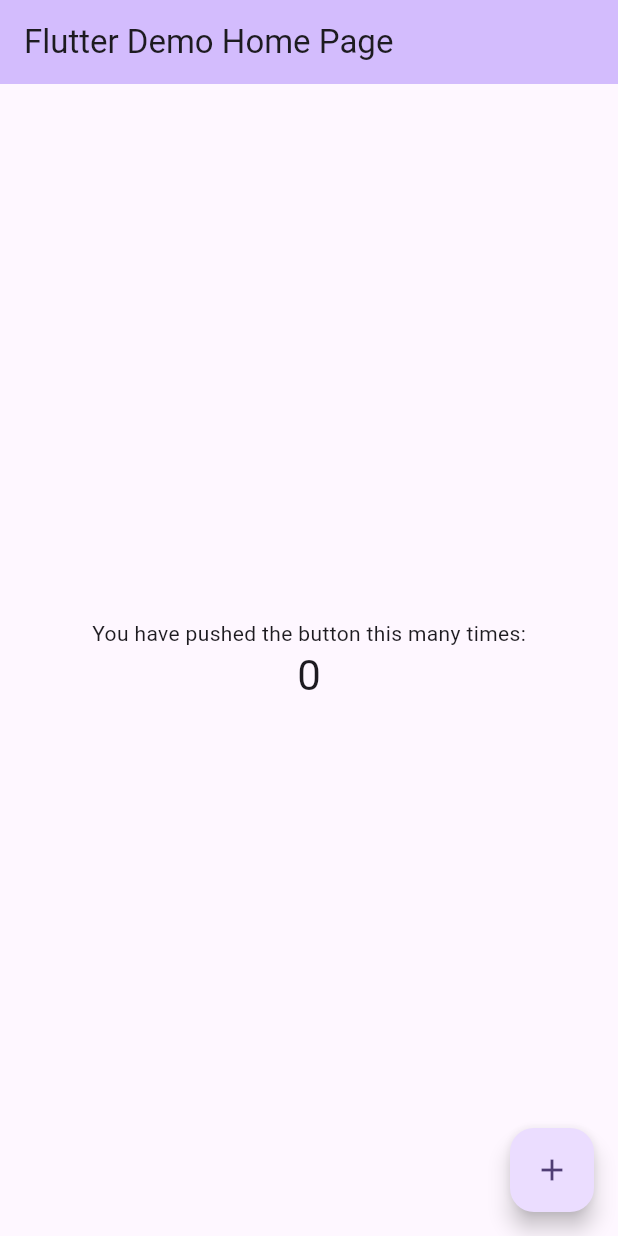
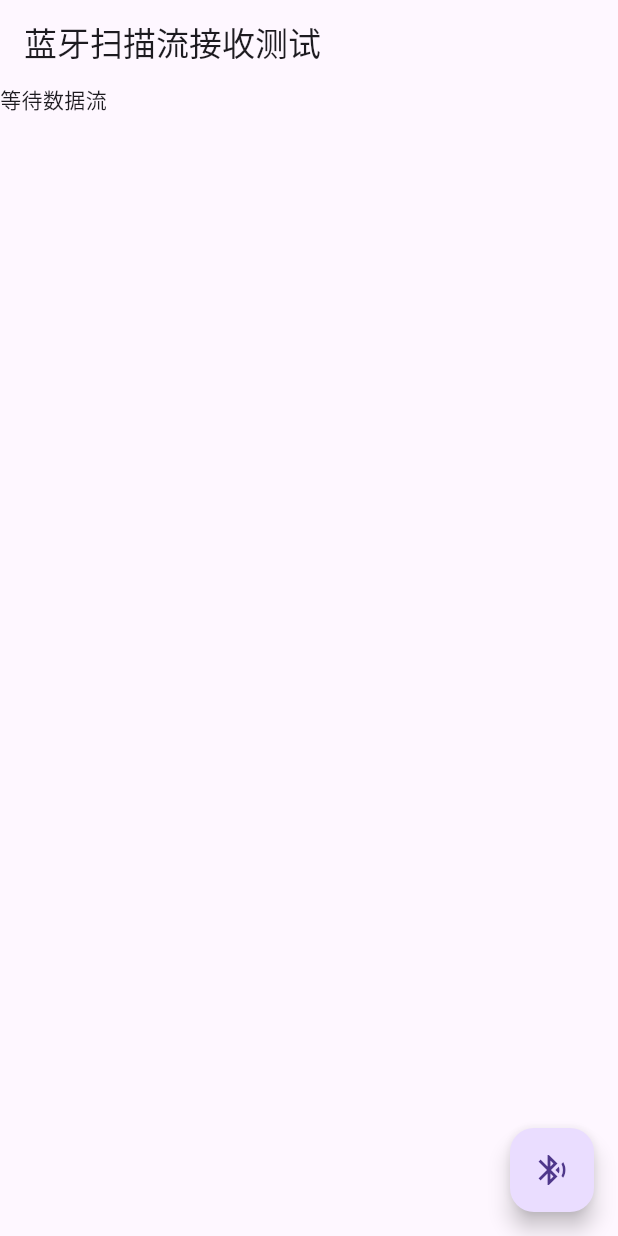
Before and after one commit to xiaoyuanzi22333/flutter_bluetooth, a Flutter app: the screen it shows after launch, on a phone screen of 412 x 824 dp. Run offline on Flutter 3.47's test engine with Material 3 defaults, Android fonts, the phone set to English and light mode, and no system bars; our stand-ins replace flutter_blue_plus.

Commit message:
add UI but cannot find BLE device

```diff
--- a/lib/main.dart
+++ b/lib/main.dart
@@ -1,125 +1,108 @@
+import 'dart:async';
 import 'package:flutter/material.dart';
+import 'package:flutter_blue_plus/flutter_blue_plus.dart';
 
-void main() {
+class BLE_Scanner {
+  //创建一个controller控制流
+  final _bleScanController = StreamController<ScanResult?>();
+
+  Future<void> startBleScan() async {
+    //把扫描结果添加到流里面
+    FlutterBluePlus.scanResults.listen((event) {
+      for (ScanResult element in event) {
+        _bleScanController.add(element);
+      }
+    });
+    await FlutterBluePlus.startScan(timeout: const Duration(seconds: 10));
+  }
+   //停止扫描接口
+  Future<void> stopBleScan() async {
+    await FlutterBluePlus.stopScan();
+  }
+
+  // 获取蓝牙扫描结果的 Stream,作为接口返回出去
+  Stream<ScanResult?> get bleScanStream => _bleScanController.stream;
+}
+
+
+void main(){
   runApp(const MyApp());
 }
+
 
 class MyApp extends StatelessWidget {
   const MyApp({super.key});
 
-  // This widget is the root of your application.
   @override
   Widget build(BuildContext context) {
     return MaterialApp(
-      title: 'Flutter Demo',
+      title: 'Flutter Blue Plus Demo',
       theme: ThemeData(
-        // This is the theme of your application.
-        //
-        // TRY THIS: Try running your application with "flutter run". You'll see
-        // the application has a purple toolbar. Then, without quitting the app,
-        // try changing the seedColor in the colorScheme below to Colors.green
-        // and then invoke "hot reload" (save your changes or press the "hot
-        // reload" button in a Flutter-supported IDE, or press "r" if you used
-        // the command line to start the app).
-        //
-        // Notice that the counter didn't reset back to zero; the application
-        // state is not lost during the reload. To reset the state, use hot
-        // restart instead.
-        //
-        // This works for code too, not just values: Most code changes can be
-        // tested with just a hot reload.
-        colorScheme: ColorScheme.fromSeed(seedColor: Colors.deepPurple),
-        useMaterial3: true,
+        primarySwatch: Colors.blue,
       ),
-      home: const MyHomePage(title: 'Flutter Demo Home Page'),
+      home: const bleScanTest(),
     );
   }
 }
 
-class MyHomePage extends StatefulWidget {
-  const MyHomePage({super.key, required this.title});
 
-  // This widget is the home page of your application. It is stateful, meaning
-  // that it has a State object (defined below) that contains fields that affect
-  // how it looks.
-
-  // This class is the configuration for the state. It holds the values (in this
-  // case the title) provided by the parent (in this case the App widget) and
-  // used by the build method of the State. Fields in a Widget subclass are
-  // always marked "final".
-
-  final String title;
+class bleScanTest extends StatefulWidget {
+  const bleScanTest({super.key});
 
   @override
-  State<MyHomePage> createState() => _MyHomePageState();
+  State<bleScanTest> createState() => _bleScanTestState();
 }
 
-class _MyHomePageState extends State<MyHomePage> {
-  int _counter = 0;
-
-  void _incrementCounter() {
-    setState(() {
-      // This call to setState tells the Flutter framework that something has
-      // changed in this State, which causes it to rerun the build method below
-      // so that the display can reflect the updated values. If we changed
-      // _counter without calling setState(), then the build method would not be
-      // called again, and so nothing would appear to happen.
-      _counter++;
-    });
-  }
+class _bleScanTestState extends State<bleScanTest> {
+  final bleScanner = BLE_Scanner();
+  List<ScanResult>? _scanResults;
 
   @override
   Widget build(BuildContext context) {
-    // This method is rerun every time setState is called, for instance as done
-    // by the _incrementCounter method above.
-    //
-    // The Flutter framework has been optimized to make rerunning build methods
-    // fast, so that you can just rebuild anything that needs updating rather
-    // than having to individually change instances of widgets.
     return Scaffold(
-      appBar: AppBar(
-        // TRY THIS: Try changing the color here to a specific color (to
-        // Colors.amber, perhaps?) and trigger a hot reload to see the AppBar
-        // change color while the other colors stay the same.
-        backgroundColor: Theme.of(context).colorScheme.inversePrimary,
-        // Here we take the value from the MyHomePage object that was created by
-        // the App.build method, and use it to set our appbar title.
-        title: Text(widget.title),
+      appBar: AppBar(title: const Text('蓝牙扫描流接收测试')),
+      body: StreamBuilder<ScanResult?>(
+        stream: bleScanner.bleScanStream,
+        builder: (BuildContext context, AsyncSnapshot<ScanResult?> snapshot) {
+          switch (snapshot.connectionState) {
+            case ConnectionState.none:
+              return const Text('没有数据流');
+            case ConnectionState.active:
+              if (snapshot.hasError) {
+                return Text('Active: 错误: ${snapshot.error}');
+              } else {
+                _scanResults ??= [];
+                 if (snapshot.data!.device.platformName.isNotEmpty) {
+                _scanResults!.add(snapshot.data!);
+                 }
+                 print(_scanResults);
+                return ListView.builder(
+                  itemCount: _scanResults?.length,
+                  itemBuilder: (BuildContext context, int index) {
+                    final scanResult = _scanResults![index];
+                    return ListTile(
+                      title: Text('设备名称: ${scanResult.device.platformName}'),
+                      subtitle: Text('设备ID: ${scanResult.device.remoteId}'),
+                      onTap: (){
+                        //连接逻辑,自己写
+                      },
+                    );
+                  },
+                );
+              }
+            case ConnectionState.waiting:
+              return const Text('等待数据流');
+            case ConnectionState.done:
+              return const Text('数据流已经关闭');
+          }
+        },
       ),
-      body: Center(
-        // Center is a layout widget. It takes a single child and positions it
-        // in the middle of the parent.
-        child: Column(
-          // Column is also a layout widget. It takes a list of children and
-          // arranges them vertically. By default, it sizes itself to fit its
-          // children horizontally, and tries to be as tall as its parent.
-          //
-          // Column has various properties to control how it sizes itself and
-          // how it positions its children. Here we use mainAxisAlignment to
-          // center the children vertically; the main axis here is the vertical
-          // axis because Columns are vertical (the cross axis would be
-          // horizontal).
-          //
-          // TRY THIS: Invoke "debug painting" (choose the "Toggle Debug Paint"
-          // action in the IDE, or press "p" in the console), to see the
-          // wireframe for each widget.
-          mainAxisAlignment: MainAxisAlignment.center,
-          children: <Widget>[
-            const Text(
-              'You have pushed the button this many times:',
-            ),
-            Text(
-              '$_counter',
-              style: Theme.of(context).textTheme.headlineMedium,
-            ),
-          ],
-        ),
-      ),
-      floatingActionButton: FloatingActionButton(
-        onPressed: _incrementCounter,
-        tooltip: 'Increment',
-        child: const Icon(Icons.add),
-      ), // This trailing comma makes auto-formatting nicer for build methods.
+      floatingActionButton: FloatingActionButton(onPressed: () async {
+        if (_scanResults != null) {
+          _scanResults!.clear();
+        }
+        bleScanner.startBleScan();
+      },child: const Icon(Icons.bluetooth_searching)),
     );
   }
 }
--- a/pubspec.yaml
+++ b/pubspec.yaml
@@ -35,6 +35,8 @@ dependencies:
   # The following adds the Cupertino Icons font to your application.
   # Use with the CupertinoIcons class for iOS style icons.
   cupertino_icons: ^1.0.8
+  flutter_blue_plus: ^1.34.1
+  permission_handler: ^11.3.1
 
 dev_dependencies:
   flutter_test:
```
Also changed, not shown: lib/ohjeiu.dart (added, +169 -0 lines), pubspec.lock, 4 other files.
